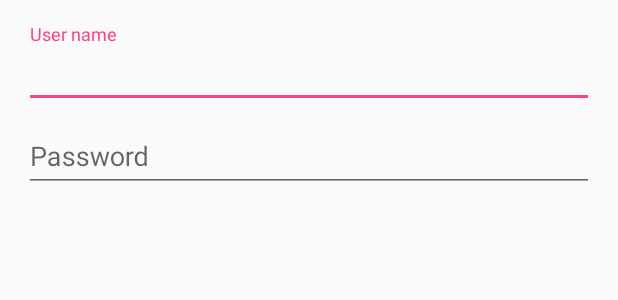
After one commit to oritgurel/CryptoPal, an Android app: the layout dlg_exchange_credentials.xml on its own in the app's theme, with its tools: preview values and no code run, on a phone screen of 412 x 824 dp. The commit adds this screen. Shown: the top 300 px of the screen. Run offline under Robolectric (Android 15) with nearby library versions, the phone set to English and light mode, and no system bars.

Commit message:
Add dialog for exchange credentials

```diff
--- a/app/src/main/java/com/cryptopal/android/CryptoPalApplication.java
+++ b/app/src/main/java/com/cryptopal/android/CryptoPalApplication.java
@@ -129,4 +129,7 @@ public class CryptoPalApplication extends Application {
 
     }
 
+    public String getAccesToken() {
+        return mAccesToken;
+    }
 }
--- a/app/src/main/java/com/cryptopal/android/networking/requests/ReqExchangeAdd.java
+++ b/app/src/main/java/com/cryptopal/android/networking/requests/ReqExchangeAdd.java
@@ -19,6 +19,12 @@ public class ReqExchangeAdd {
     @SerializedName("password")
     @Expose
     private String password;
+
+    public ReqExchangeAdd(Integer aExchangeID, String aUsername, String aPassword) {
+        exchangeID = aExchangeID;
+        username = aUsername;
+        password = aPassword;
+    }
 
     public Integer getExchangeID() {
         return exchangeID;
--- /dev/null
+++ b/app/src/main/res/layout/dlg_exchange_credentials.xml
@@ -0,0 +1,32 @@
+<?xml version="1.0" encoding="utf-8"?>
+<LinearLayout xmlns:android="http://schemas.android.com/apk/res/android"
+              android:layout_width="match_parent"
+              android:layout_height="wrap_content"
+              android:orientation="vertical"
+              android:padding="16dp">
+
+
+    <android.support.design.widget.TextInputLayout
+        android:id="@+id/tilExchCredUserName"
+        android:layout_width="match_parent"
+        android:layout_height="match_parent">
+
+        <android.support.design.widget.TextInputEditText
+            android:layout_width="match_parent"
+            android:layout_height="wrap_content"
+            android:hint="User name"/>
+    </android.support.design.widget.TextInputLayout>
+
+    <android.support.design.widget.TextInputLayout
+        android:id="@+id/tilExchPassword"
+        android:layout_width="match_parent"
+        android:layout_height="match_parent">
+
+        <android.support.design.widget.TextInputEditText
+            android:layout_width="match_parent"
+            android:layout_height="wrap_content"
+            android:hint="Password"
+            android:inputType="textPassword"/>
+    </android.support.design.widget.TextInputLayout>
+
+</LinearLayout>
```
Also changed, not shown: app/src/main/java/com/cryptopal/android/adapters/ExchangeAdapter.java (+59 -4 lines).
